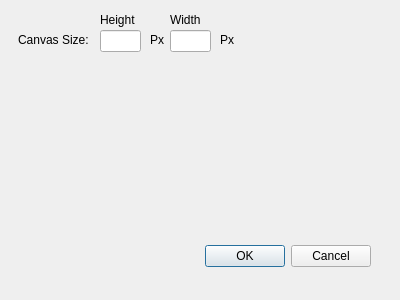
Qt form Sprite_Editor_Extreme/configurationform.ui (jokthefoo/Sprite-Editor) before a commit.
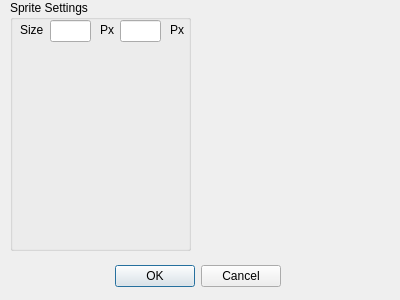
The same form after that commit.

Commit message: ui update and trying to figure out the scaling stuff

Diff of the .ui file:
```diff
--- a/Sprite_Editor_Extreme/configurationform.ui
+++ b/Sprite_Editor_Extreme/configurationform.ui
@@ -16,9 +16,9 @@
   <widget class="QDialogButtonBox" name="buttonBox">
    <property name="geometry">
     <rect>
-     <x>30</x>
-     <y>240</y>
-     <width>341</width>
+     <x>110</x>
+     <y>260</y>
+     <width>171</width>
      <height>32</height>
     </rect>
    </property>
@@ -29,24 +29,23 @@
     <set>QDialogButtonBox::Cancel|QDialogButtonBox::Ok</set>
    </property>
   </widget>
-  <widget class="QLabel" name="label">
+  <widget class="QGroupBox" name="groupBox">
    <property name="geometry">
     <rect>
-     <x>18</x>
-     <y>30</y>
-     <width>81</width>
-     <height>20</height>
+     <x>10</x>
+     <y>0</y>
+     <width>181</width>
+     <height>251</height>
     </rect>
    </property>
-   <property name="text">
-    <string>Canvas Size:</string>
+   <property name="title">
+    <string>Sprite Settings</string>
    </property>
-  </widget>
   <widget class="QLineEdit" name="canvasHeightEdit">
    <property name="geometry">
     <rect>
-     <x>100</x>
-     <y>30</y>
+      <x>40</x>
+      <y>20</y>
      <width>41</width>
      <height>22</height>
     </rect>
@@ -55,44 +54,18 @@
   <widget class="QLineEdit" name="canvasWidthEdit">
    <property name="geometry">
     <rect>
-     <x>170</x>
-     <y>30</y>
+      <x>110</x>
+      <y>20</y>
      <width>41</width>
      <height>22</height>
     </rect>
    </property>
   </widget>
-  <widget class="QLabel" name="label_2">
-   <property name="geometry">
-    <rect>
-     <x>100</x>
-     <y>10</y>
-     <width>41</width>
-     <height>20</height>
-    </rect>
-   </property>
-   <property name="text">
-    <string>Height</string>
-   </property>
-  </widget>
-  <widget class="QLabel" name="label_3">
-   <property name="geometry">
-    <rect>
-     <x>170</x>
-     <y>10</y>
-     <width>41</width>
-     <height>20</height>
-    </rect>
-   </property>
-   <property name="text">
-    <string>Width</string>
-   </property>
-  </widget>
   <widget class="QLabel" name="label_4">
    <property name="geometry">
     <rect>
-     <x>150</x>
-     <y>30</y>
+      <x>90</x>
+      <y>20</y>
      <width>16</width>
      <height>20</height>
     </rect>
@@ -104,8 +77,8 @@
   <widget class="QLabel" name="label_5">
    <property name="geometry">
     <rect>
-     <x>220</x>
-     <y>30</y>
+      <x>160</x>
+      <y>20</y>
      <width>16</width>
      <height>20</height>
     </rect>
@@ -113,6 +86,20 @@
    <property name="text">
     <string>Px</string>
    </property>
+   </widget>
+   <widget class="QLabel" name="label">
+    <property name="geometry">
+     <rect>
+      <x>10</x>
+      <y>20</y>
+      <width>31</width>
+      <height>20</height>
+     </rect>
+    </property>
+    <property name="text">
+     <string>Size</string>
+    </property>
+   </widget>
   </widget>
  </widget>
  <resources/>
```
Left out of the diff: 2 changed lines with no effect on the pictures. Lines whose indentation alone changed are shown as unchanged. The commit also changes 3 other files.
